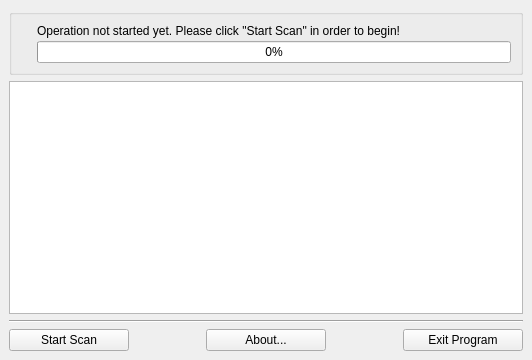
First picture: the form in gui/Window_Main.ui, repository lordmulder/DoubleFilerScanner, before the edit.
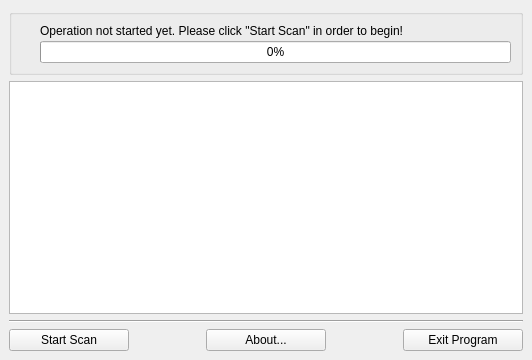
Second picture: the form after the edit. Icons and pictures are not drawn.

Patch:
```diff
--- a/gui/Window_Main.ui
+++ b/gui/Window_Main.ui
@@ -31,7 +31,7 @@
         </property>
         <layout class="QHBoxLayout" name="horizontalLayout_2">
          <property name="spacing">
-          <number>9</number>
+          <number>12</number>
          </property>
          <item>
           <widget class="QLabel" name="logo">
```
